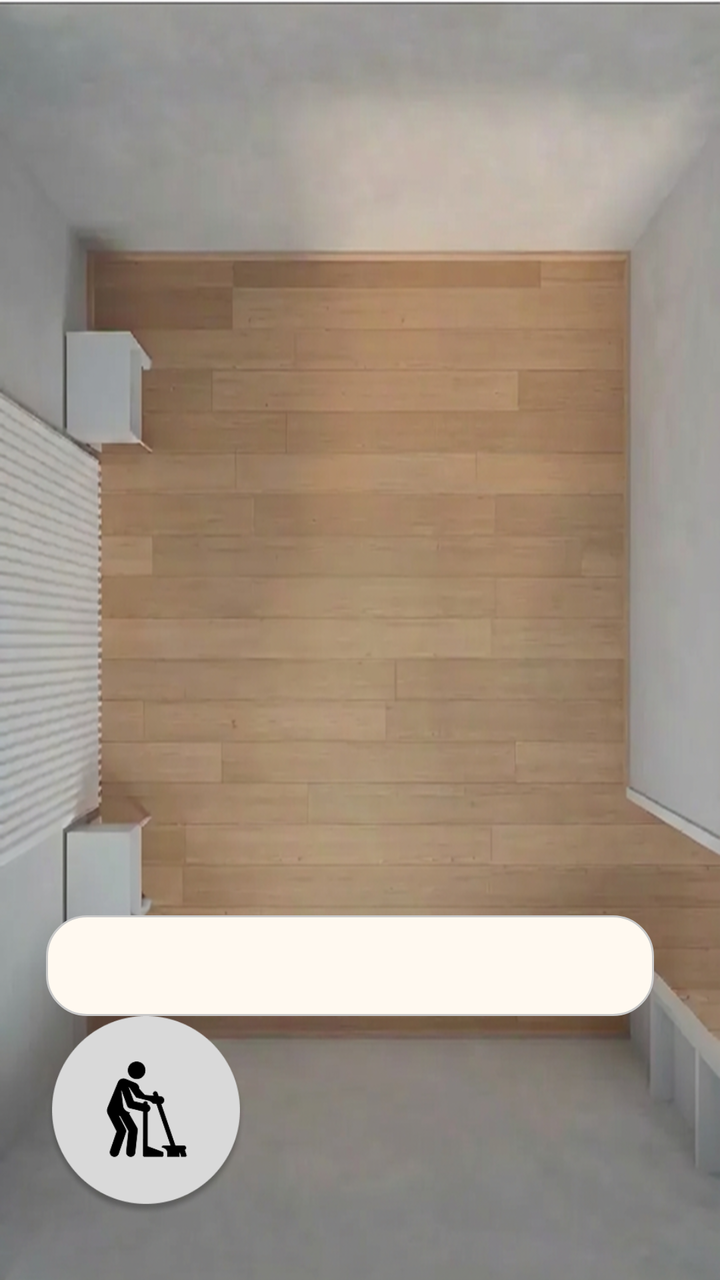
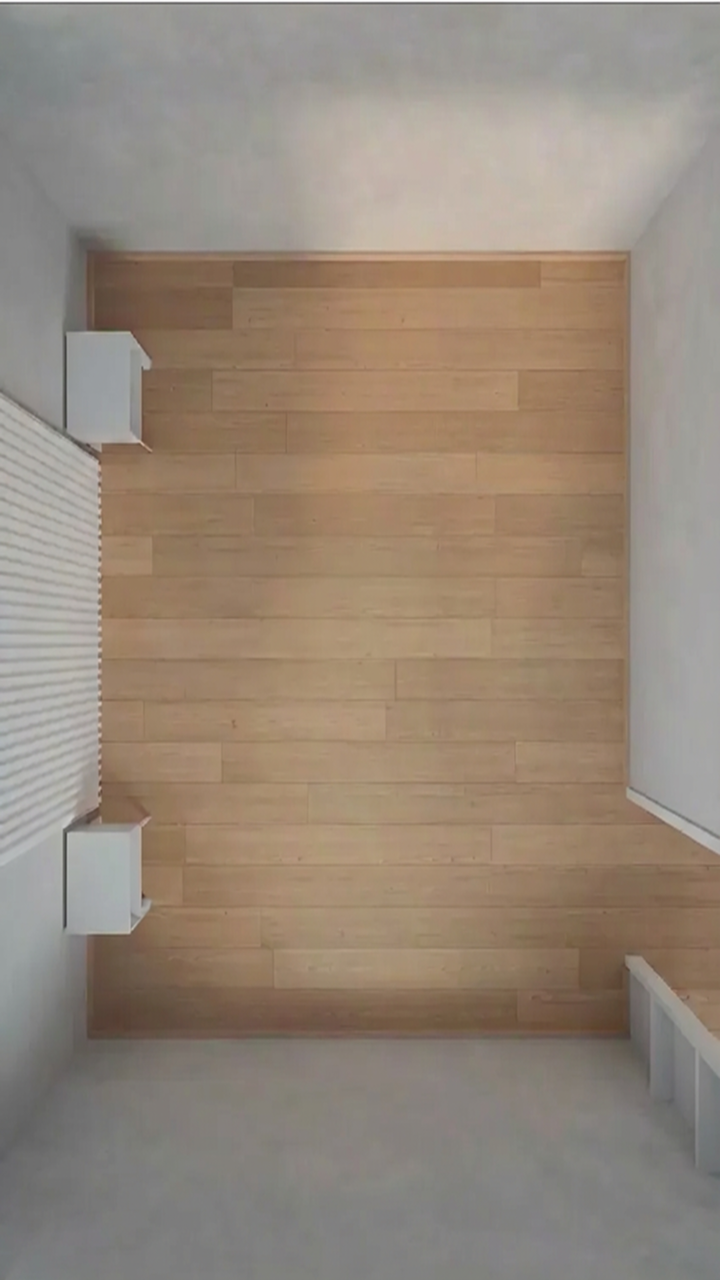

Screens rendered from an Android XML layout before and after an edit, with the pre-edit source and the edit as a unified diff.
<!-- AndroidManifest.xml: activity theme Theme.Thoughts_cleaning -->
<!-- res/layout/fragment_game.xml -->
<?xml version="1.0" encoding="utf-8"?>
<layout xmlns:android="http://schemas.android.com/apk/res/android"
    xmlns:tools="http://schemas.android.com/tools"
    xmlns:app="http://schemas.android.com/apk/res-auto">

    <data>
        <variable
            name="viewModel"
            type="com.example.thoughts_cleaning.views.game.vm.fragment.GameFragmentViewModel" />
    </data>

    <FrameLayout
        android:layout_width="match_parent"
        android:layout_height="match_parent">










        <androidx.constraintlayout.widget.ConstraintLayout
            android:layout_width="match_parent"
            android:layout_height="match_parent"
            android:background="@drawable/room_background"
            >


            <androidx.constraintlayout.widget.Guideline
                android:id="@+id/guide_vertical_left"
                android:layout_width="wrap_content"
                android:layout_height="wrap_content"
                android:orientation="vertical"
                app:layout_constraintGuide_percent="0.05" />

            <androidx.constraintlayout.widget.Guideline
                android:id="@+id/guide_vertical_right"
                android:layout_width="wrap_content"
                android:layout_height="wrap_content"
                android:orientation="vertical"
                app:layout_constraintGuide_percent="0.95" />

            <androidx.constraintlayout.widget.Guideline
                android:id="@+id/guide_horizontal_top"
                android:layout_width="wrap_content"
                android:layout_height="wrap_content"
                android:orientation="horizontal"
                app:layout_constraintGuide_percent="0.03" />

            <androidx.constraintlayout.widget.Guideline
                android:id="@+id/guide_horizontal_bottom"
                android:layout_width="wrap_content"
                android:layout_height="wrap_content"
                android:orientation="horizontal"
                app:layout_constraintGuide_percent="0.95" />

            <ImageView
                android:id="@+id/dust_main_logo"
                android:layout_width="100dp"
                android:layout_height="100dp"
                android:layout_marginStart="5dp"
                android:scaleType="centerCrop"
                android:src="@drawable/logo_icon"
                app:layout_constraintStart_toStartOf="@+id/guide_vertical_left"
                app:layout_constraintBottom_toBottomOf="@+id/guide_horizontal_bottom"
                tools:ignore="ContentDescription" />


            <TextView
                android:id="@+id/dust_main_message"
                android:layout_width="0dp"
                android:layout_height="wrap_content"
                android:textColor="@color/main_text"
                android:text="@{viewModel.dustFairyMessageText}"
                android:textSize="15dp"
                android:layout_marginEnd="15dp"
                android:layout_marginTop="10dp"
                app:layout_constraintBottom_toTopOf="@+id/dust_main_logo"
                app:layout_constraintStart_toStartOf="@+id/dust_main_logo"
                app:layout_constraintEnd_toEndOf="@+id/guide_vertical_right"
                android:paddingHorizontal="15dp"
                android:paddingVertical="15dp"
                android:background="@drawable/message_main"
                />

        </androidx.constraintlayout.widget.ConstraintLayout>
    </FrameLayout>

</layout>
<!-- resources referenced by this layout -->
<resources>
  <color name="main_text">#3A3A3A</color>
  <!-- drawable logo_icon: png bitmap (drawable, 21625 bytes) -->
  <!-- drawable message_main (drawable) -->
  <?xml version="1.0" encoding="utf-8"?>
  <shape xmlns:android="http://schemas.android.com/apk/res/android"
      android:shape="rectangle">
  
      
      <solid android:color="#FFF9F0" />
  
      
      <stroke
          android:width="1dp"
          android:color="#C8C8C8" />
  
      
      <corners android:radius="20dp" />
  
  </shape>
  <!-- drawable room_background: png bitmap (drawable, 836359 bytes) -->
  <style name="Theme.Thoughts_cleaning" parent="Theme.MaterialComponents.DayNight.NoActionBar">
          <item name="colorControlActivated">@color/white</item>
      </style>
  <color name="white">#FFFFFFFF</color>
</resources>

<!-- the commit's change to res/layout/fragment_game.xml (unified diff, before → after) -->
@@ -57,34 +57,34 @@
                 android:orientation="horizontal"
                 app:layout_constraintGuide_percent="0.95" />
 
-            <ImageView
-                android:id="@+id/dust_main_logo"
-                android:layout_width="100dp"
-                android:layout_height="100dp"
-                android:layout_marginStart="5dp"
-                android:scaleType="centerCrop"
-                android:src="@drawable/logo_icon"
-                app:layout_constraintStart_toStartOf="@+id/guide_vertical_left"
-                app:layout_constraintBottom_toBottomOf="@+id/guide_horizontal_bottom"
-                tools:ignore="ContentDescription" />
 
 
-            <TextView
-                android:id="@+id/dust_main_message"
-                android:layout_width="0dp"
-                android:layout_height="wrap_content"
-                android:textColor="@color/main_text"
-                android:text="@{viewModel.dustFairyMessageText}"
-                android:textSize="15dp"
-                android:layout_marginEnd="15dp"
-                android:layout_marginTop="10dp"
-                app:layout_constraintBottom_toTopOf="@+id/dust_main_logo"
-                app:layout_constraintStart_toStartOf="@+id/dust_main_logo"
-                app:layout_constraintEnd_toEndOf="@+id/guide_vertical_right"
-                android:paddingHorizontal="15dp"
-                android:paddingVertical="15dp"
-                android:background="@drawable/message_main"
-                />
+
+
+
+
+
+
+
+
+
+
+
+
+
+
+
+
+
+
+
+
+
+
+
+
+
+
 
         </androidx.constraintlayout.widget.ConstraintLayout>
     </FrameLayout>
<!-- resource entries referenced after the edit -->
@@ -1,24 +1,5 @@
 <!-- resources referenced by this layout -->
 <resources>
-  <color name="main_text">#3A3A3A</color>
-  <!-- drawable logo_icon: png bitmap (drawable, 21625 bytes) -->
-  <!-- drawable message_main (drawable) -->
-  <?xml version="1.0" encoding="utf-8"?>
-  <shape xmlns:android="http://schemas.android.com/apk/res/android"
-      android:shape="rectangle">
-  
-      
-      <solid android:color="#FFF9F0" />
-  
-      
-      <stroke
-          android:width="1dp"
-          android:color="#C8C8C8" />
-  
-      
-      <corners android:radius="20dp" />
-  
-  </shape>
   <!-- drawable room_background: png bitmap (drawable, 836359 bytes) -->
   <style name="Theme.Thoughts_cleaning" parent="Theme.MaterialComponents.DayNight.NoActionBar">
           <item name="colorControlActivated">@color/white</item>
